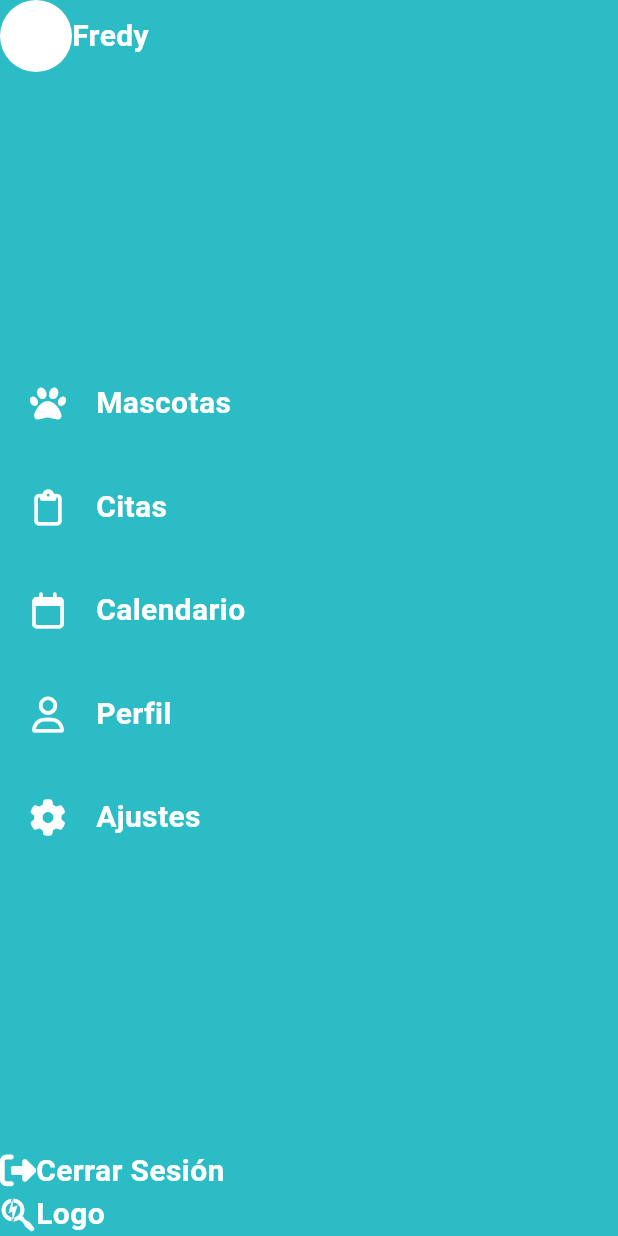
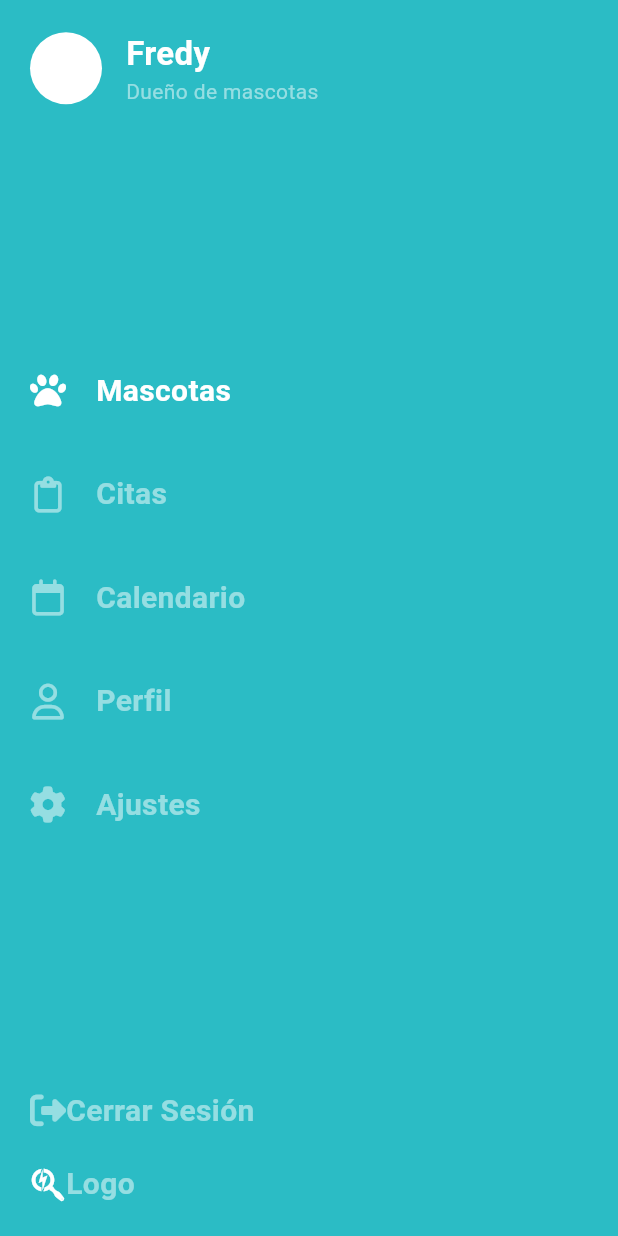
Before and after one commit to XForce-IOt/Mobile, a Flutter app: the screen it shows after launch, on a phone screen of 412 x 824 dp. Run offline on Flutter 3.47's test engine with Material 3 defaults, Android fonts, the phone set to English and light mode, and no system bars; our stand-ins replace font_awesome_flutter.

Commit message:
Refactor menu_screen.dart to improve menu item selection and display

```diff
--- a/lib/widgets/menu_screen.dart
+++ b/lib/widgets/menu_screen.dart
@@ -11,7 +11,6 @@ class MenuScreen extends StatefulWidget {
 }
 
 class _MenuScreenState extends State<MenuScreen> {
-
   int selectedMenuIndex = 0;
 
   List<String> menuItems = [
@@ -31,23 +30,34 @@ class _MenuScreenState extends State<MenuScreen> {
   ];
 
   Widget buildMenuRow(int index) {
-    return Padding(
+    return InkWell(
+      onTap: () {
+        setState(() {
+          selectedMenuIndex = index;
+        });
+      },
+      child: Padding(
         padding: const EdgeInsets.symmetric(horizontal: 20.0, vertical: 20.0),
         child: Row(
           children: [
             Icon(
               menuIcons[index],
-            color: Colors.white,
+              color: selectedMenuIndex == index
+                  ? Colors.white
+                  : Colors.white.withOpacity(0.5),
             ),
             const SizedBox(width: 20.0),
             Text(
               menuItems[index],
-            style: const TextStyle(
-                color: Colors.white,
+              style: TextStyle(
+                  color: selectedMenuIndex == index
+                      ? Colors.white
+                      : Colors.white.withOpacity(0.5),
                   fontSize: 20.0,
                   fontWeight: FontWeight.bold),
             ),
           ],
+        ),
       ),
     );
   }
@@ -66,20 +76,35 @@ class _MenuScreenState extends State<MenuScreen> {
               child: Column(
                 mainAxisAlignment: MainAxisAlignment.spaceBetween,
                 children: [
-                  const Row(
+                  Padding(
+                    padding: const EdgeInsets.symmetric(
+                        horizontal: 20.0, vertical: 20.0),
+                    child: Row(
                       children: [
-                      CircleAvatar(
+                        const CircleAvatar(
                           radius: 24.0,
                           backgroundColor: Colors.white,
                         ),
-                      Text(
+                        const SizedBox(width: 16.0),
+                        Column(
+                          crossAxisAlignment: CrossAxisAlignment.start,
+                          children: [
+                            const Text(
                               'Fredy',
                               style: TextStyle(
                                   color: Colors.white,
-                            fontSize: 20.0,
+                                  fontSize: 22.0,
                                   fontWeight: FontWeight.bold),
+                            ),
+                            Text(
+                              'Dueño de mascotas',
+                              style: TextStyle(
+                                  color: Colors.white.withOpacity(0.5)),
                             )
                           ],
+                        )
+                      ],
+                    ),
                   ),
                   Column(
                       mainAxisAlignment: MainAxisAlignment.spaceAround,
@@ -88,35 +113,40 @@ class _MenuScreenState extends State<MenuScreen> {
                           .entries
                           .map((mapEntry) => buildMenuRow(mapEntry.key))
                           .toList()),
-                  const Column(
+                  Padding(
+                    padding: const EdgeInsets.symmetric(
+                        horizontal: 20.0, vertical: 20.0),
+                    child: Column(
                       children: [
                         Row(
                           children: [
                             Icon(FontAwesomeIcons.rightFromBracket,
-                              color: Colors.white),
+                                color: Colors.white.withOpacity(0.5)),
                             Text(
                               'Cerrar Sesión',
                               style: TextStyle(
-                                color: Colors.white,
+                                  color: Colors.white.withOpacity(0.5),
                                   fontSize: 20.0,
                                   fontWeight: FontWeight.bold),
                             ),
                           ],
                         ),
+                        const SizedBox(height: 20.0),
                         Row(
                           children: [
-                          Icon(FontAwesomeIcons.searchengin,
+                            const Icon(FontAwesomeIcons.searchengin,
                                 color: Colors.white),
                             Text(
                               'Logo',
                               style: TextStyle(
-                                color: Colors.white,
+                                  color: Colors.white.withOpacity(0.5),
                                   fontSize: 20.0,
                                   fontWeight: FontWeight.bold),
                             ),
                           ],
                         ),
                       ],
+                    ),
                   )
                 ],
               ),
```
Lines whose indentation alone changed are shown as unchanged.
